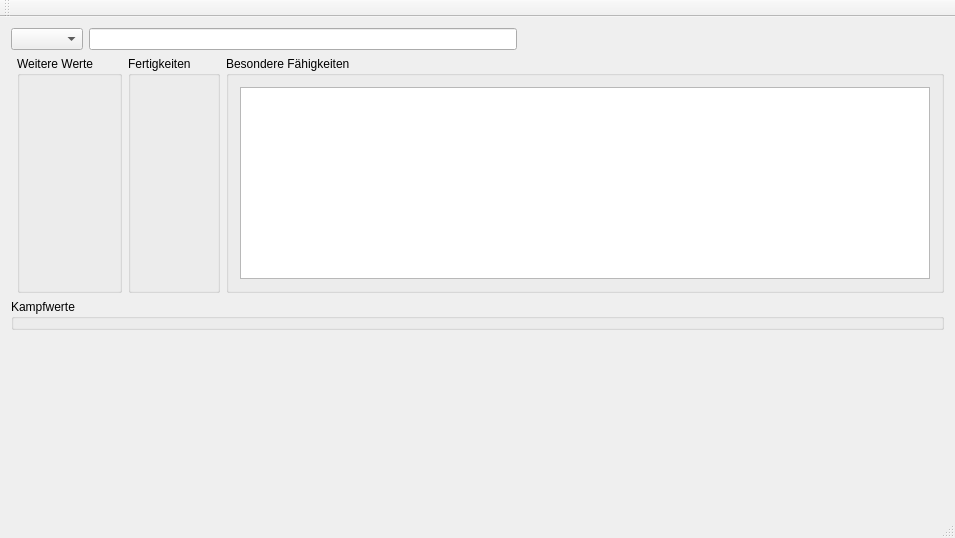
Above: mainwindow.ui from UrbanCee/ArxNPCEdit before the change. Below: the same form after it.
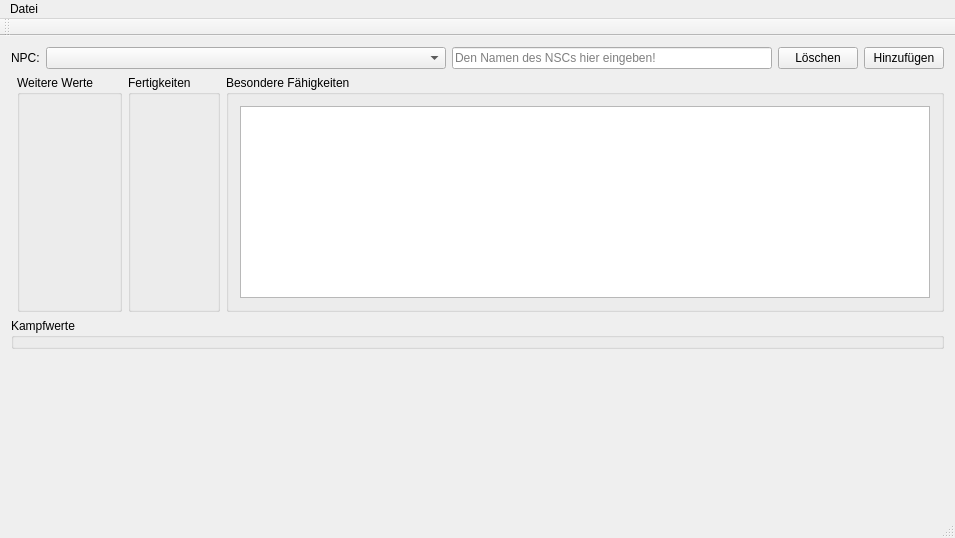
That is the form after the change.

Diff of the .ui file:
```diff
--- a/mainwindow.ui
+++ b/mainwindow.ui
@@ -18,23 +18,60 @@
     <item>
      <layout class="QHBoxLayout" name="horizontalLayout">
       <item>
-       <widget class="QComboBox" name="comboAnimalSelector"/>
-      </item>
-      <item>
-       <widget class="QLineEdit" name="lineEditName"/>
-      </item>
-      <item>
-       <spacer name="horizontalSpacer">
-        <property name="orientation">
-         <enum>Qt::Horizontal</enum>
+       <widget class="QLabel" name="labelNPC">
+        <property name="text">
+         <string>NPC:</string>
         </property>
-        <property name="sizeHint" stdset="0">
+       </widget>
+      </item>
+      <item>
+       <widget class="QComboBox" name="comboAnimalSelector">
+        <property name="minimumSize">
          <size>
-          <width>40</width>
-          <height>20</height>
+          <width>400</width>
+          <height>0</height>
          </size>
         </property>
-       </spacer>
+        <property name="editable">
+         <bool>false</bool>
+        </property>
+        <property name="insertPolicy">
+         <enum>QComboBox::InsertAtCurrent</enum>
+        </property>
+       </widget>
+      </item>
+      <item>
+       <widget class="QLineEdit" name="lineEditName">
+        <property name="placeholderText">
+         <string>Den Namen des NSCs hier eingeben!</string>
+        </property>
+       </widget>
+      </item>
+      <item>
+       <widget class="QPushButton" name="pushButtonDeleteCurrent">
+        <property name="sizePolicy">
+         <sizepolicy hsizetype="Fixed" vsizetype="Fixed">
+          <horstretch>0</horstretch>
+          <verstretch>0</verstretch>
+         </sizepolicy>
+        </property>
+        <property name="text">
+         <string>Löschen</string>
+        </property>
+       </widget>
+      </item>
+      <item>
+       <widget class="QPushButton" name="pushButtonAddNew">
+        <property name="sizePolicy">
+         <sizepolicy hsizetype="Fixed" vsizetype="Fixed">
+          <horstretch>0</horstretch>
+          <verstretch>0</verstretch>
+         </sizepolicy>
+        </property>
+        <property name="text">
+         <string>Hinzufügen</string>
+        </property>
+       </widget>
       </item>
      </layout>
     </item>
@@ -116,6 +153,16 @@
      <height>21</height>
     </rect>
    </property>
+   <widget class="QMenu" name="menuDatei">
+    <property name="title">
+     <string>Datei</string>
+    </property>
+    <addaction name="actionNPC_Datei_laden"/>
+    <addaction name="actionNPC_Datei_speichern"/>
+    <addaction name="separator"/>
+    <addaction name="actionTEX_File_erzeugen"/>
+   </widget>
+   <addaction name="menuDatei"/>
   </widget>
   <widget class="QToolBar" name="mainToolBar">
    <attribute name="toolBarArea">
```
Left out of the diff: 19 changed lines with no effect on the pictures.
